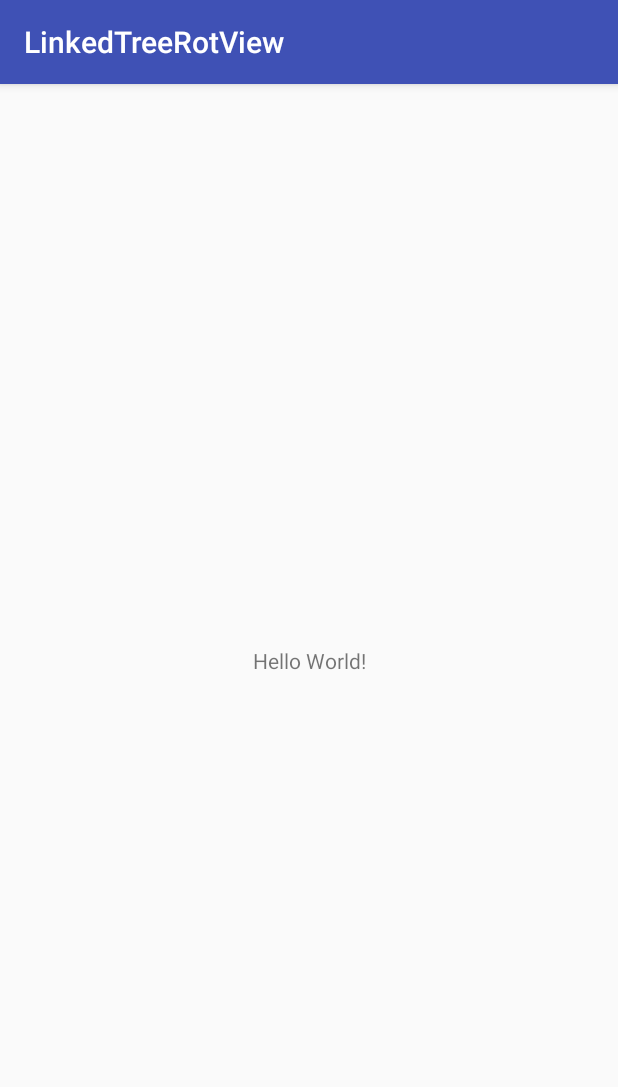
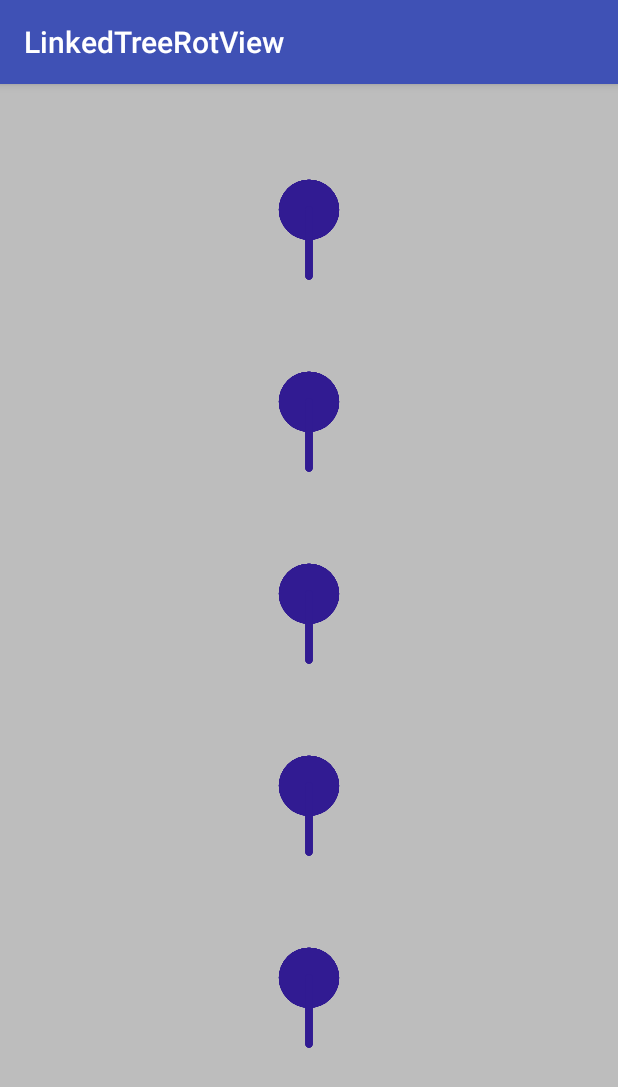
Before and after one commit to Anwesh43/LinkedTreeRotView, an Android app: the screen it shows after launch (MainActivity), on a phone screen of 412 x 824 dp. Shown: the top 1087 px of the screen. Run offline under Robolectric (Android 15) with nearby library versions, the phone set to English and light mode, and no system bars.

```diff
--- a/app/build.gradle
+++ b/app/build.gradle
@@ -27,6 +27,7 @@ dependencies {
     androidTestImplementation 'com.android.support.test:runner:1.0.1'
     androidTestImplementation 'com.android.support.test.espresso:espresso-core:3.0.1'
     compile "org.jetbrains.kotlin:kotlin-stdlib-jre7:$kotlin_version"
+    compile project(":treerotview")
 }
 repositories {
     mavenCentral()
--- a/app/src/main/java/com/anwesh/uiprojects/linkedtreerotview/MainActivity.kt
+++ b/app/src/main/java/com/anwesh/uiprojects/linkedtreerotview/MainActivity.kt
@@ -2,11 +2,12 @@ package com.anwesh.uiprojects.linkedtreerotview
 
 import android.support.v7.app.AppCompatActivity
 import android.os.Bundle
+import com.anwesh.uiprojects.treerotview.TreeRotView
 
 class MainActivity : AppCompatActivity() {
 
     override fun onCreate(savedInstanceState: Bundle?) {
         super.onCreate(savedInstanceState)
-        setContentView(R.layout.activity_main)
+        TreeRotView.create(this)
     }
 }
```
